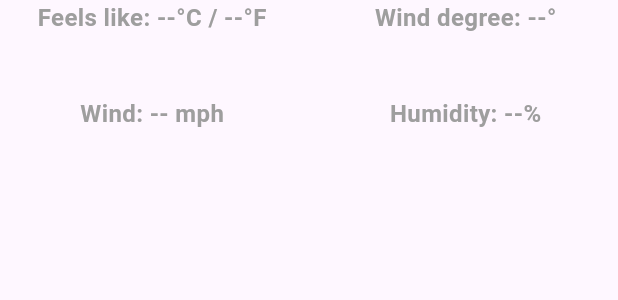
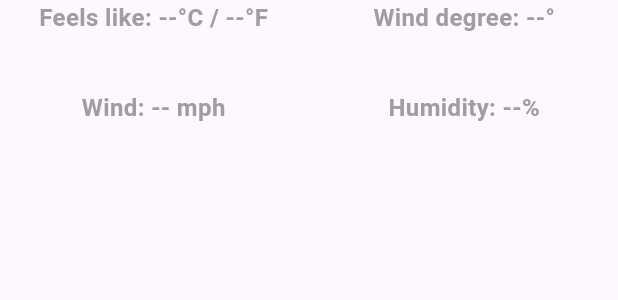
Before and after one commit to Gld3n/olly_weather, a Flutter app: the WeatherExtraInfoContent widget shown alone on an empty page, opened directly with empty values, on a phone screen of 412 x 824 dp. Shown: the top 300 px of the screen. Run offline on Flutter 3.47's test engine with Material 3 defaults, Android fonts, the phone set to English and light mode, and no system bars; our stand-ins replace flutter_dotenv, location; missing offline and left inert: universal_html.

Commit message:
style(weatherView): lower internal grid spacing

```diff
--- a/lib/views/weather.dart
+++ b/lib/views/weather.dart
@@ -298,8 +298,8 @@ class WeatherExtraInfoContent extends StatelessWidget {
         return isWide
             ? GridView.count(
                 crossAxisCount: 2,
-                crossAxisSpacing: 6,
-                mainAxisSpacing: 6,
+                crossAxisSpacing: 2,
+                mainAxisSpacing: 2,
                 childAspectRatio: 3.5,
                 shrinkWrap: true,
                 children: children,
```
